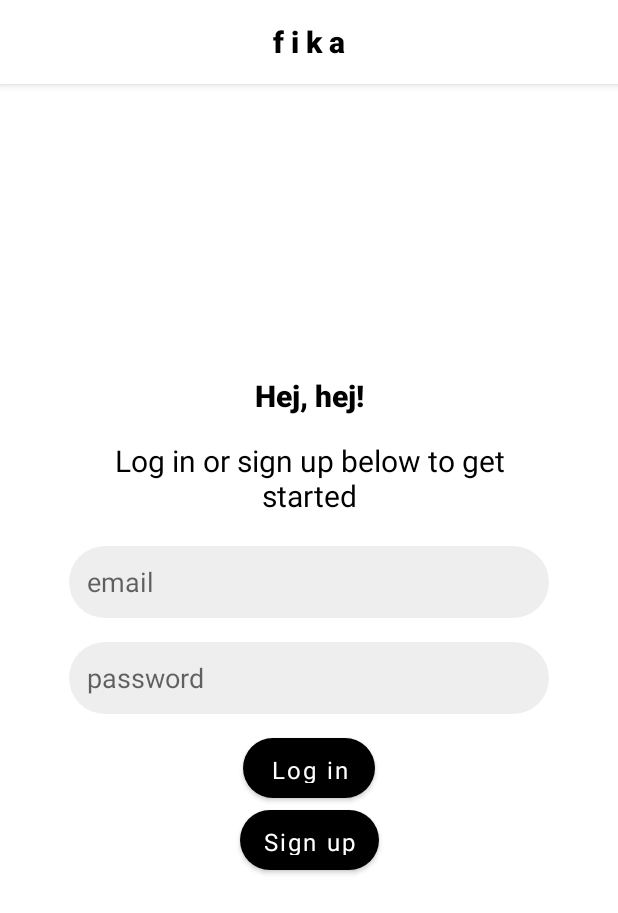
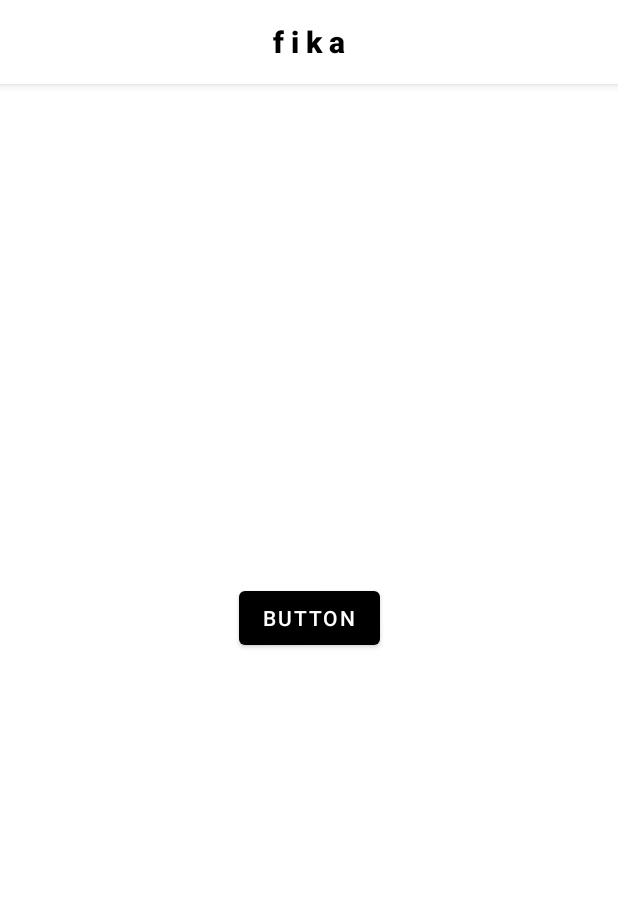
Before and after one commit to FrancesGrant/FikaBuild, an Android app: the screen it shows after launch (Login before the commit, MainActivity after it), on a phone screen of 412 x 824 dp. Shown: the top 913 px of the screen. Run offline under Robolectric (Android 15) with nearby library versions, the phone set to English and light mode, and no system bars; our stand-ins replace Firebase (no records; nobody signed in at launch, a user with empty details on screens opened directly).

Commit message:
first commit - working ui elements

```diff
--- a/app/src/main/java/com/example/fikabuild/Login.kt
+++ /dev/null
@@ -1,11 +0,0 @@
-package com.example.fikabuild
-
-import androidx.appcompat.app.AppCompatActivity
-import android.os.Bundle
-
-class Login : AppCompatActivity() {
-    override fun onCreate(savedInstanceState: Bundle?) {
-        super.onCreate(savedInstanceState)
-        setContentView(R.layout.activity_login)
-    }
-}
--- a/app/src/main/java/com/example/fikabuild/MainActivity.kt
+++ b/app/src/main/java/com/example/fikabuild/MainActivity.kt
@@ -1,11 +1,39 @@
 package com.example.fikabuild
 
+import android.content.Intent
+import android.os.Bundle
+import android.widget.Button
 import androidx.appcompat.app.AppCompatActivity
-import android.os.Bundle
+import androidx.appcompat.widget.Toolbar
+import com.google.firebase.auth.FirebaseAuth
+import com.google.firebase.auth.ktx.auth
+import com.google.firebase.ktx.Firebase
 
 class MainActivity : AppCompatActivity() {
+
+    private lateinit var auth: FirebaseAuth
     override fun onCreate(savedInstanceState: Bundle?) {
         super.onCreate(savedInstanceState)
         setContentView(R.layout.activity_main)
+
+        // Toolbar
+        val toolbar = findViewById<Toolbar>(R.id.customActionBar)
+        setSupportActionBar(toolbar)
+        supportActionBar?.setDisplayShowTitleEnabled(false)
+
+        auth = Firebase.auth
+        val logOutButton = findViewById<Button>(R.id.button)
+
+        logOutButton.setOnClickListener {
+            Firebase.auth.signOut()
+            navigateToLogin()
+        }
+    }
+
+    private fun navigateToLogin() {
+        val intent = Intent(this, WelcomeScreen::class.java)
+        intent.addFlags(Intent.FLAG_ACTIVITY_CLEAR_TOP or Intent.FLAG_ACTIVITY_NEW_TASK)
+        startActivity(intent)
+        finish()
     }
 }
--- a/app/src/main/res/layout/activity_login.xml
+++ b/app/src/main/res/layout/activity_log_in.xml
@@ -4,14 +4,31 @@
     xmlns:tools="http://schemas.android.com/tools"
     android:layout_width="match_parent"
     android:layout_height="match_parent"
-    android:layout_gravity="center"
-    tools:context=".Login">
+    tools:context=".LogIn">
 
-    <include
-        android:id="@+id/toolbar"
-        layout="@layout/toolbar"
-        tools:layout_editor_absoluteX="0dp"
-        tools:layout_editor_absoluteY="0dp" />
+    <androidx.appcompat.widget.Toolbar
+        android:id="@+id/customActionBar"
+        android:layout_width="match_parent"
+        android:layout_height="?attr/actionBarSize"
+        android:background="@color/white"
+        android:elevation="4dp"
+        app:layout_constraintTop_toTopOf="parent"
+        app:title="">
+
+        <TextView
+            android:layout_width="wrap_content"
+            android:layout_height="wrap_content"
+            android:layout_gravity="center"
+            android:fontFamily="sans-serif-black"
+            android:text="f i k a"
+            android:textColor="@color/black"
+            android:textSize="20sp"
+            app:layout_constraintBottom_toBottomOf="parent"
+            app:layout_constraintEnd_toEndOf="parent"
+            app:layout_constraintStart_toStartOf="parent"
+            app:layout_constraintTop_toTopOf="parent" />
+
+    </androidx.appcompat.widget.Toolbar>
 
     <TextView
         android:id="@+id/textViewHej"
@@ -34,7 +51,7 @@
         android:layout_marginTop="16dp"
         android:paddingStart="60dp"
         android:paddingEnd="60dp"
-        android:text="Log in or sign up below to get started"
+        android:text="Log back in below to get back to fika"
         android:textAlignment="center"
         android:textColor="#000000"
         android:textSize="20sp"
@@ -51,28 +68,28 @@
         android:background="@drawable/round_corner_text_input"
         android:ems="10"
         android:hint="email"
-        android:inputType="textPersonName"
+        android:inputType="textEmailAddress"
         android:paddingLeft="12dp"
         android:text=""
-        app:layout_constraintEnd_toStartOf="@+id/toolbar"
-        app:layout_constraintHorizontal_bias="0.5"
-        app:layout_constraintStart_toEndOf="@+id/toolbar"
-        app:layout_constraintTop_toBottomOf="@+id/textViewSignup" />
+        app:layout_constraintEnd_toEndOf="parent"
+        app:layout_constraintStart_toStartOf="parent"
+        app:layout_constraintTop_toBottomOf="@+id/textViewSignup"
+        app:layout_constraintHorizontal_bias="0.5" />
 
     <EditText
         android:id="@+id/editTextPassword"
         android:layout_width="320dp"
         android:layout_height="48dp"
-        android:layout_marginTop="16dp"
         android:background="@drawable/round_corner_text_input"
+        android:layout_marginTop="8dp"
         android:ems="10"
         android:hint="password"
-        android:inputType="textPersonName"
+        android:inputType="textEmailAddress"
         android:paddingLeft="12dp"
         android:text=""
-        app:layout_constraintEnd_toStartOf="@+id/toolbar"
+        app:layout_constraintEnd_toEndOf="parent"
         app:layout_constraintHorizontal_bias="0.5"
-        app:layout_constraintStart_toEndOf="@+id/toolbar"
+        app:layout_constraintStart_toStartOf="parent"
         app:layout_constraintTop_toBottomOf="@+id/editTextEmail" />
 
     <Button
@@ -82,7 +99,7 @@
         android:layout_marginTop="16dp"
         android:background="@drawable/round_corner_button"
         android:fontFamily="sans-serif"
-        android:text="Log in"
+        android:text="Let's fika"
         android:textAllCaps="false"
         android:textSize="16sp"
         app:layout_constraintEnd_toEndOf="parent"
@@ -90,20 +107,4 @@
         app:layout_constraintStart_toStartOf="parent"
         app:layout_constraintTop_toBottomOf="@+id/editTextPassword" />
 
-    <Button
-        android:id="@+id/signupButton"
-        android:layout_width="wrap_content"
-        android:layout_height="40dp"
-        android:layout_marginTop="8dp"
-        android:background="@drawable/round_corner_button"
-        android:fontFamily="sans-serif"
-        android:text="Sign up"
-        android:textAllCaps="false"
-        android:textColor="@color/white"
-        android:textSize="16sp"
-        app:layout_constraintEnd_toStartOf="@+id/toolbar"
-        app:layout_constraintHorizontal_bias="0.5"
-        app:layout_constraintStart_toEndOf="@+id/toolbar"
-        app:layout_constraintTop_toBottomOf="@+id/loginButton" />
-
 </androidx.constraintlayout.widget.ConstraintLayout>
--- a/app/src/main/res/layout/activity_main.xml
+++ b/app/src/main/res/layout/activity_main.xml
@@ -6,13 +6,39 @@
     android:layout_height="match_parent"
     tools:context=".MainActivity">
 
-    <TextView
+    <androidx.appcompat.widget.Toolbar
+        android:id="@+id/customActionBar"
+        android:layout_width="match_parent"
+        android:layout_height="?attr/actionBarSize"
+        android:background="@color/white"
+        android:elevation="4dp"
+        app:layout_constraintTop_toTopOf="parent"
+        app:title="">
+
+        <TextView
+            android:layout_width="wrap_content"
+            android:layout_height="wrap_content"
+            android:layout_gravity="center"
+            android:fontFamily="sans-serif-black"
+            android:text="f i k a"
+            android:textColor="@color/black"
+            android:textSize="20sp"
+            app:layout_constraintBottom_toBottomOf="parent"
+            app:layout_constraintEnd_toEndOf="parent"
+            app:layout_constraintStart_toStartOf="parent"
+            app:layout_constraintTop_toTopOf="parent" />
+
+    </androidx.appcompat.widget.Toolbar>
+
+    <Button
+        android:id="@+id/button"
         android:layout_width="wrap_content"
         android:layout_height="wrap_content"
-        android:text="Hello World!"
+        android:text="Button"
         app:layout_constraintBottom_toBottomOf="parent"
         app:layout_constraintEnd_toEndOf="parent"
+        app:layout_constraintHorizontal_bias="0.5"
         app:layout_constraintStart_toStartOf="parent"
-        app:layout_constraintTop_toTopOf="parent" />
-
+        app:layout_constraintTop_toTopOf="parent"
+        app:layout_constraintVertical_bias="0.5" />
 </androidx.constraintlayout.widget.ConstraintLayout>
```
Also changed, not shown: app/build.gradle (+7 -0 lines), app/src/main/AndroidManifest.xml (+30 -3 lines), app/src/main/java/com/example/fikabuild/LogIn.kt (added, +66 -0 lines), app/src/main/java/com/example/fikabuild/Registration.kt (deleted, +0 -11 lines), app/src/main/java/com/example/fikabuild/SignUp.kt (added, +66 -0 lines), app/src/main/java/com/example/fikabuild/WelcomeScreen.kt (added, +27 -0 lines), app/src/main/res/layout/activity_sign_up.xml (renamed from app/src/main/res/layout/activity_registration.xml, +35 -34 lines), app/src/main/res/layout/activity_welcome_screen.xml (added, +53 -0 lines), 1 other file.
